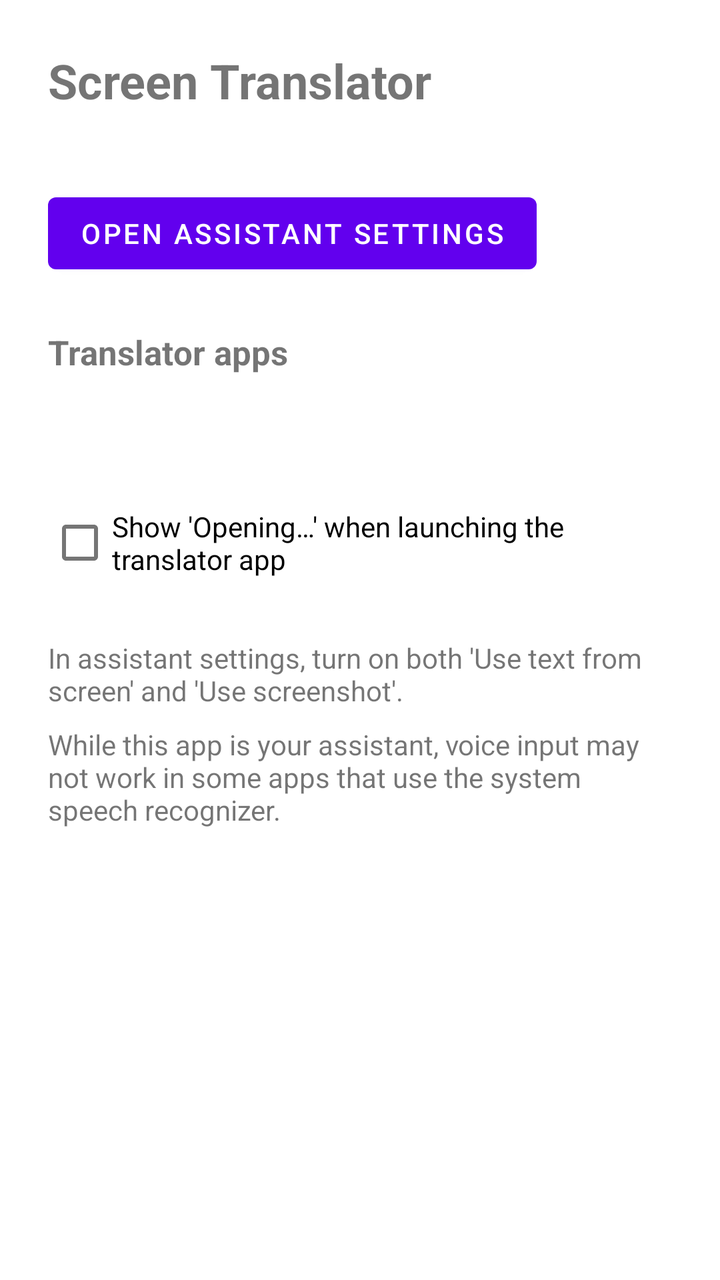
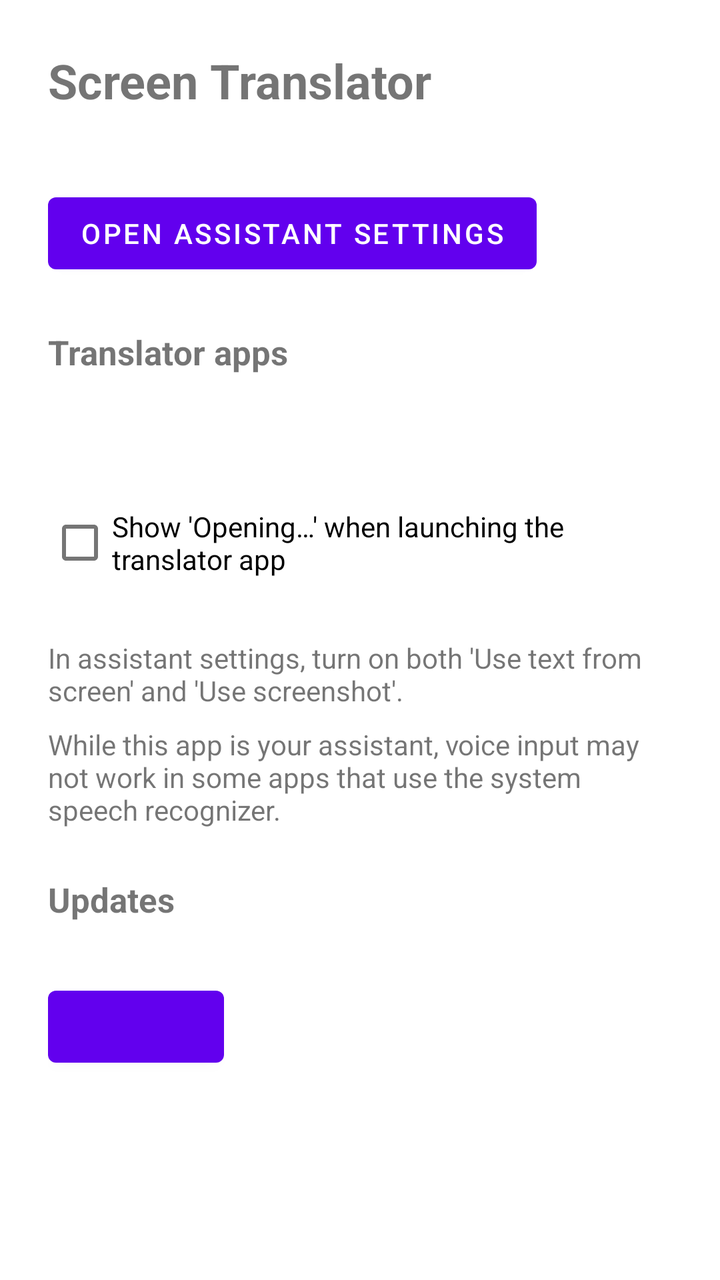

Screens rendered from an Android XML layout before and after an edit, with the pre-edit source and the edit as a unified diff.
<!-- AndroidManifest.xml: fallback theme Theme.MaterialComponents.DayNight.NoActionBar -->
<!-- res/layout/activity_settings.xml -->
<?xml version="1.0" encoding="utf-8"?>
<ScrollView xmlns:android="http://schemas.android.com/apk/res/android"
    android:layout_width="match_parent"
    android:layout_height="match_parent"
    android:fitsSystemWindows="true">

    <LinearLayout
        android:layout_width="match_parent"
        android:layout_height="wrap_content"
        android:orientation="vertical"
        android:padding="24dp">

        <TextView
            android:layout_width="wrap_content"
            android:layout_height="wrap_content"
            android:text="@string/app_name"
            android:textSize="24sp"
            android:textStyle="bold" />

        <TextView
            android:id="@+id/status"
            android:layout_width="wrap_content"
            android:layout_height="wrap_content"
            android:layout_marginTop="8dp"
            android:textSize="15sp" />

        <Button
            android:id="@+id/open_settings"
            android:layout_width="wrap_content"
            android:layout_height="wrap_content"
            android:layout_marginTop="8dp"
            android:text="@string/open_assist_settings" />

        <TextView
            android:layout_width="wrap_content"
            android:layout_height="wrap_content"
            android:layout_marginTop="24dp"
            android:text="@string/target_title"
            android:textSize="17sp"
            android:textStyle="bold" />

        <LinearLayout
            android:id="@+id/targets"
            android:layout_width="match_parent"
            android:layout_height="wrap_content"
            android:layout_marginTop="4dp"
            android:orientation="vertical" />

        <Button
            android:id="@+id/add_target"
            style="?android:attr/borderlessButtonStyle"
            android:layout_width="wrap_content"
            android:layout_height="wrap_content"
            android:text="@string/add_target" />

        <CheckBox
            android:id="@+id/opening_toast"
            android:layout_width="wrap_content"
            android:layout_height="wrap_content"
            android:layout_marginTop="8dp"
            android:text="@string/opening_toast_option" />

        <TextView
            android:layout_width="wrap_content"
            android:layout_height="wrap_content"
            android:layout_marginTop="24dp"
            android:text="@string/notice_screen_settings"
            android:textSize="14sp" />

        <TextView
            android:layout_width="wrap_content"
            android:layout_height="wrap_content"
            android:layout_marginTop="8dp"
            android:text="@string/notice_voice_input"
            android:textSize="14sp" />
    </LinearLayout>
</ScrollView>
<!-- resources referenced by this layout -->
<resources>
  <string name="add_target">+ Add app</string>
  <string name="app_name">Screen Translator</string>
  <string name="notice_screen_settings">In assistant settings, turn on both \'Use text from screen\' and \'Use screenshot\'.</string>
  <string name="notice_voice_input">While this app is your assistant, voice input may not work in some apps that use the system speech recognizer.</string>
  <string name="open_assist_settings">Open assistant settings</string>
  <string name="opening_toast_option">Show \'Opening…\' when launching the translator app</string>
  <string name="target_title">Translator apps</string>
</resources>

<!-- the commit's change to res/layout/activity_settings.xml (unified diff, before → after) -->
@@ -73,5 +73,26 @@
             android:layout_marginTop="8dp"
             android:text="@string/notice_voice_input"
             android:textSize="14sp" />
+
+        <TextView
+            android:layout_width="wrap_content"
+            android:layout_height="wrap_content"
+            android:layout_marginTop="24dp"
+            android:text="@string/update_title"
+            android:textSize="17sp"
+            android:textStyle="bold" />
+
+        <TextView
+            android:id="@+id/update_status"
+            android:layout_width="wrap_content"
+            android:layout_height="wrap_content"
+            android:layout_marginTop="4dp"
+            android:textSize="15sp" />
+
+        <Button
+            android:id="@+id/update_action"
+            android:layout_width="wrap_content"
+            android:layout_height="wrap_content"
+            android:layout_marginTop="4dp" />
     </LinearLayout>
 </ScrollView>
<!-- resource entries referenced after the edit -->
@@ -7,5 +7,6 @@
   <string name="open_assist_settings">Open assistant settings</string>
   <string name="opening_toast_option">Show \'Opening…\' when launching the translator app</string>
   <string name="target_title">Translator apps</string>
+  <string name="update_title">Updates</string>
 </resources>
 
